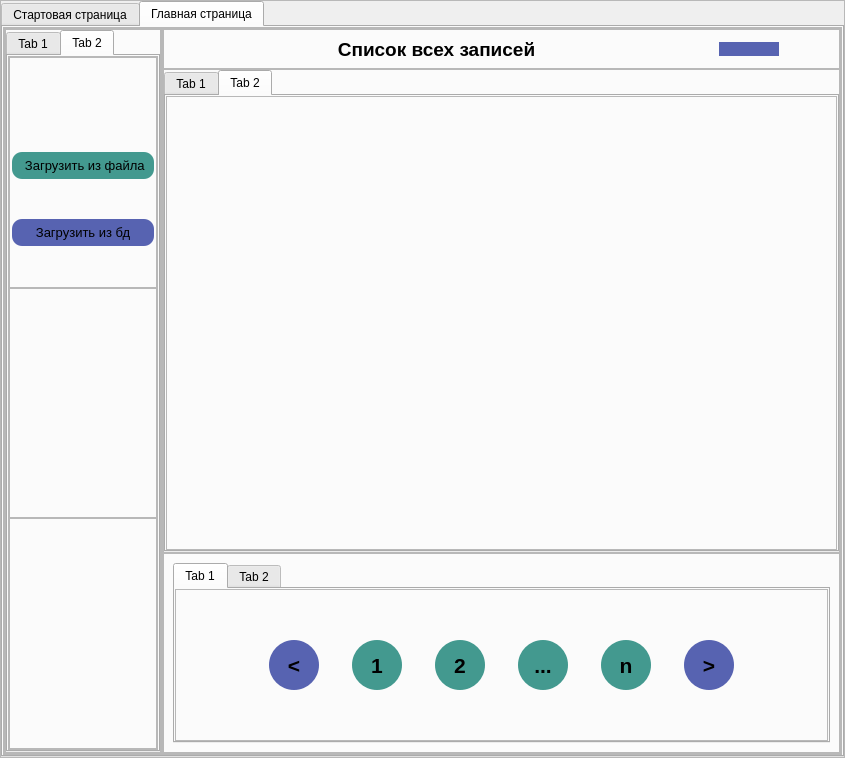
Qt form lab_2/ui/main_window.ui (Artemdjdj/PPOIS_4) before a commit.
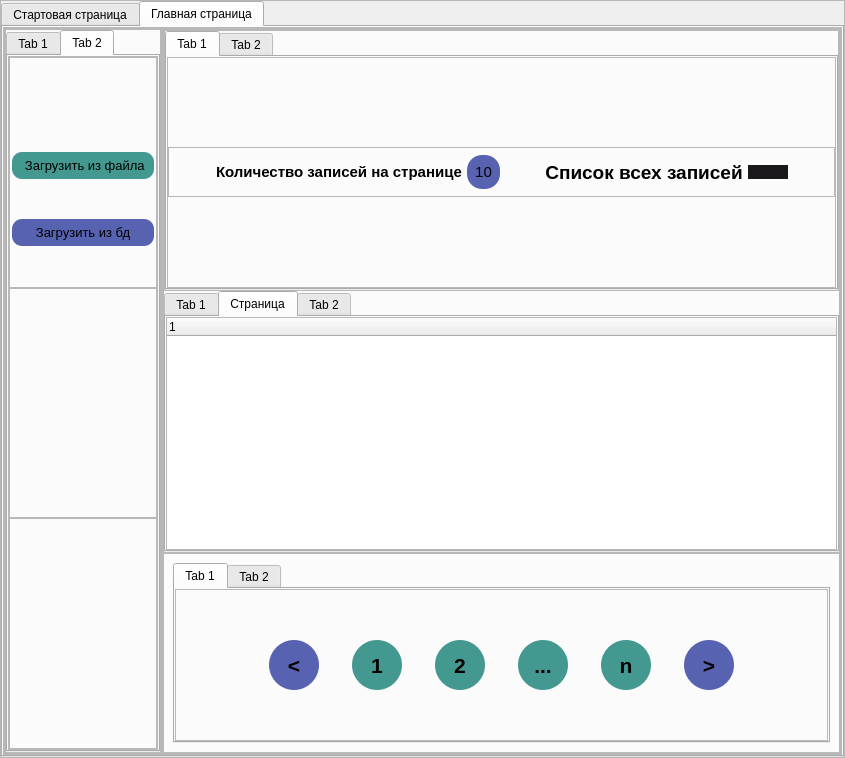
The same form after that commit. The open tabs and pages were chosen to show the change. Icons and pictures are not drawn.

Commit message: [refactor] change design in window after delete

The edit to the form file:
```diff
--- a/lab_2/ui/main_window.ui
+++ b/lab_2/ui/main_window.ui
@@ -992,7 +992,110 @@
                   <number>0</number>
                  </property>
                  <item>
+                  <widget class="QFrame" name="frame_12">
+                   <property name="frameShape">
+                    <enum>QFrame::Shape::StyledPanel</enum>
+                   </property>
+                   <property name="frameShadow">
+                    <enum>QFrame::Shadow::Raised</enum>
+                   </property>
+                   <layout class="QVBoxLayout" name="verticalLayout_10">
+                    <property name="spacing">
+                     <number>0</number>
+                    </property>
+                    <property name="leftMargin">
+                     <number>0</number>
+                    </property>
+                    <property name="topMargin">
+                     <number>0</number>
+                    </property>
+                    <property name="rightMargin">
+                     <number>0</number>
+                    </property>
+                    <property name="bottomMargin">
+                     <number>0</number>
+                    </property>
+                    <item>
                   <widget class="QFrame" name="frame_11">
+                      <property name="frameShape">
+                       <enum>QFrame::Shape::StyledPanel</enum>
+                      </property>
+                      <property name="frameShadow">
+                       <enum>QFrame::Shadow::Raised</enum>
+                      </property>
+                      <layout class="QHBoxLayout" name="horizontalLayout_4">
+                       <property name="spacing">
+                        <number>0</number>
+                       </property>
+                       <property name="leftMargin">
+                        <number>0</number>
+                       </property>
+                       <property name="topMargin">
+                        <number>0</number>
+                       </property>
+                       <property name="rightMargin">
+                        <number>0</number>
+                       </property>
+                       <property name="bottomMargin">
+                        <number>0</number>
+                       </property>
+                       <item>
+                        <widget class="QTabWidget" name="tabWidget_5">
+                         <property name="currentIndex">
+                          <number>0</number>
+                         </property>
+                         <widget class="QWidget" name="tab_6">
+                          <attribute name="title">
+                           <string>Tab 1</string>
+                          </attribute>
+                          <layout class="QHBoxLayout" name="horizontalLayout_19">
+                           <property name="spacing">
+                            <number>0</number>
+                           </property>
+                           <property name="leftMargin">
+                            <number>0</number>
+                           </property>
+                           <property name="topMargin">
+                            <number>0</number>
+                           </property>
+                           <property name="rightMargin">
+                            <number>0</number>
+                           </property>
+                           <property name="bottomMargin">
+                            <number>0</number>
+                           </property>
+                           <item>
+                            <widget class="QFrame" name="frame_17">
+                             <property name="frameShape">
+                              <enum>QFrame::Shape::StyledPanel</enum>
+                             </property>
+                             <property name="frameShadow">
+                              <enum>QFrame::Shadow::Raised</enum>
+                             </property>
+                             <layout class="QHBoxLayout" name="horizontalLayout_10">
+                              <property name="spacing">
+                               <number>0</number>
+                              </property>
+                              <property name="leftMargin">
+                               <number>0</number>
+                              </property>
+                              <property name="topMargin">
+                               <number>0</number>
+                              </property>
+                              <property name="rightMargin">
+                               <number>0</number>
+                              </property>
+                              <property name="bottomMargin">
+                               <number>0</number>
+                              </property>
+                              <item>
+                               <widget class="QFrame" name="frame_18">
+                                <property name="sizePolicy">
+                                 <sizepolicy hsizetype="Expanding" vsizetype="Expanding">
+                                  <horstretch>0</horstretch>
+                                  <verstretch>0</verstretch>
+                                 </sizepolicy>
+                                </property>
                    <property name="minimumSize">
                     <size>
                      <width>0</width>
@@ -1011,24 +1114,101 @@
                    <property name="frameShadow">
                     <enum>QFrame::Shadow::Raised</enum>
                    </property>
-                   <layout class="QHBoxLayout" name="horizontalLayout_4">
+                                <layout class="QHBoxLayout" name="horizontalLayout_8">
                     <property name="spacing">
-                     <number>80</number>
+                                  <number>5</number>
                     </property>
                     <property name="leftMargin">
-                     <number>70</number>
+                                  <number>10</number>
                     </property>
                     <property name="topMargin">
                      <number>0</number>
                     </property>
                     <property name="rightMargin">
-                     <number>60</number>
+                                  <number>10</number>
                     </property>
                     <property name="bottomMargin">
                      <number>0</number>
                     </property>
                     <item>
-                     <widget class="QLabel" name="label">
+                                  <spacer name="horizontalSpacer_3">
+                                   <property name="orientation">
+                                    <enum>Qt::Orientation::Horizontal</enum>
+                                   </property>
+                                   <property name="sizeHint" stdset="0">
+                                    <size>
+                                     <width>5</width>
+                                     <height>20</height>
+                                    </size>
+                                   </property>
+                                  </spacer>
+                                 </item>
+                                 <item>
+                                  <widget class="QLabel" name="label_7">
+                                   <property name="font">
+                                    <font>
+                                     <family>Arial</family>
+                                     <pointsize>11</pointsize>
+                                     <bold>true</bold>
+                                    </font>
+                                   </property>
+                                   <property name="text">
+                                    <string>Количество записей на странице</string>
+                                   </property>
+                                  </widget>
+                                 </item>
+                                 <item>
+                                  <widget class="QPushButton" name="pushButton_3">
+                                   <property name="minimumSize">
+                                    <size>
+                                     <width>10</width>
+                                     <height>0</height>
+                                    </size>
+                                   </property>
+                                   <property name="maximumSize">
+                                    <size>
+                                     <width>90</width>
+                                     <height>16777215</height>
+                                    </size>
+                                   </property>
+                                   <property name="sizeIncrement">
+                                    <size>
+                                     <width>130</width>
+                                     <height>0</height>
+                                    </size>
+                                   </property>
+                                   <property name="font">
+                                    <font>
+                                     <family>Arial</family>
+                                     <pointsize>11</pointsize>
+                                    </font>
+                                   </property>
+                                   <property name="styleSheet">
+                                    <string notr="true">padding:8px;
+background-color:rgb(87, 99, 177);
+border-radius:15px;
+</string>
+                                   </property>
+                                   <property name="text">
+                                    <string>10</string>
+                                   </property>
+                                  </widget>
+                                 </item>
+                                 <item>
+                                  <spacer name="horizontalSpacer_5">
+                                   <property name="orientation">
+                                    <enum>Qt::Orientation::Horizontal</enum>
+                                   </property>
+                                   <property name="sizeHint" stdset="0">
+                                    <size>
+                                     <width>40</width>
+                                     <height>20</height>
+                                    </size>
+                                   </property>
+                                  </spacer>
+                                 </item>
+                                 <item>
+                                  <widget class="QLabel" name="label_8">
                       <property name="font">
                        <font>
                         <family>Arial</family>
@@ -1045,7 +1225,7 @@
                      </widget>
                     </item>
                     <item>
-                     <widget class="QPushButton" name="pushButton">
+                                  <widget class="QPushButton" name="pushButton_4">
                       <property name="minimumSize">
                        <size>
                         <width>40</width>
@@ -1060,7 +1240,7 @@
                       </property>
                       <property name="styleSheet">
                        <string notr="true">
-background-color:rgb(87, 99, 177);
+background-color:rgb(26, 24, 26);
 border-radius:15px;</string>
                       </property>
                       <property name="text">
@@ -1078,33 +1258,37 @@
                       </property>
                      </widget>
                     </item>
-                   </layout>
-                  </widget>
-                 </item>
                  <item>
-                  <widget class="QFrame" name="frame_12">
-                   <property name="frameShape">
-                    <enum>QFrame::Shape::StyledPanel</enum>
-                   </property>
-                   <property name="frameShadow">
-                    <enum>QFrame::Shadow::Raised</enum>
-                   </property>
-                   <layout class="QVBoxLayout" name="verticalLayout_10">
-                    <property name="spacing">
-                     <number>0</number>
-                    </property>
-                    <property name="leftMargin">
-                     <number>0</number>
-                    </property>
-                    <property name="topMargin">
-                     <number>0</number>
-                    </property>
-                    <property name="rightMargin">
-                     <number>0</number>
-                    </property>
-                    <property name="bottomMargin">
-                     <number>0</number>
-                    </property>
+                                  <spacer name="horizontalSpacer_4">
+                                   <property name="orientation">
+                                    <enum>Qt::Orientation::Horizontal</enum>
+                                   </property>
+                                   <property name="sizeHint" stdset="0">
+                                    <size>
+                                     <width>5</width>
+                                     <height>20</height>
+                                    </size>
+                                   </property>
+                                  </spacer>
+                                 </item>
+                                </layout>
+                               </widget>
+                              </item>
+                             </layout>
+                            </widget>
+                           </item>
+                          </layout>
+                         </widget>
+                         <widget class="QWidget" name="tab_11">
+                          <attribute name="title">
+                           <string>Tab 2</string>
+                          </attribute>
+                         </widget>
+                        </widget>
+                       </item>
+                      </layout>
+                     </widget>
+                    </item>
                     <item>
                      <widget class="QTabWidget" name="tabWidget_2">
                       <property name="currentIndex">
@@ -1232,6 +1416,37 @@
                         </item>
                        </layout>
                       </widget>
+                      <widget class="QWidget" name="tab_5">
+                       <attribute name="title">
+                        <string>Страница</string>
+                       </attribute>
+                       <layout class="QVBoxLayout" name="verticalLayout_11">
+                        <property name="spacing">
+                         <number>0</number>
+                        </property>
+                        <property name="leftMargin">
+                         <number>0</number>
+                        </property>
+                        <property name="topMargin">
+                         <number>0</number>
+                        </property>
+                        <property name="rightMargin">
+                         <number>0</number>
+                        </property>
+                        <property name="bottomMargin">
+                         <number>0</number>
+                        </property>
+                        <item>
+                         <widget class="QTreeWidget" name="treeWidget">
+                          <column>
+                           <property name="text">
+                            <string notr="true">1</string>
+                           </property>
+                          </column>
+                         </widget>
+                        </item>
+                       </layout>
+                      </widget>
                       <widget class="QWidget" name="tab_4">
                        <attribute name="title">
                         <string>Tab 2</string>
```
Left out of the diff: 4 changed lines with no effect on the pictures. Lines whose indentation alone changed are shown as unchanged. The commit also changes 1 other file.
